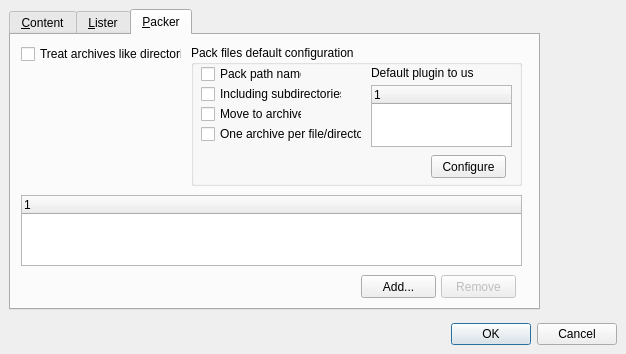
The window that FileCommander/OptionsDialog.ui (martin-kudlicka/file-commander) describes before a commit, drawn with Qt 5.
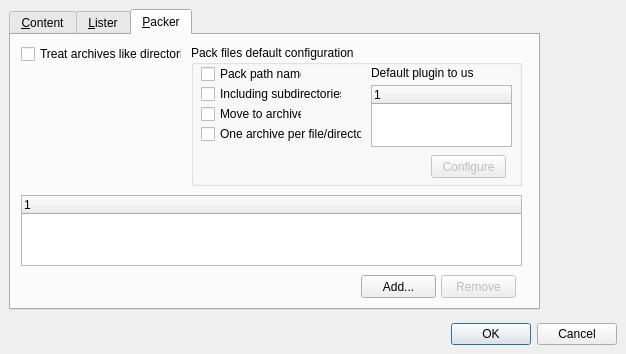
The same window after the commit. The open tabs and pages were chosen to show the change.

```diff
--- a/FileCommander/OptionsDialog.ui
+++ b/FileCommander/OptionsDialog.ui
@@ -1448,6 +1448,9 @@
             </column>
            </widget>
            <widget class="QPushButton" name="qpbConfigurePackerPlugin" >
+            <property name="enabled" >
+             <bool>false</bool>
+            </property>
             <property name="geometry" >
              <rect>
               <x>240</x>
```
